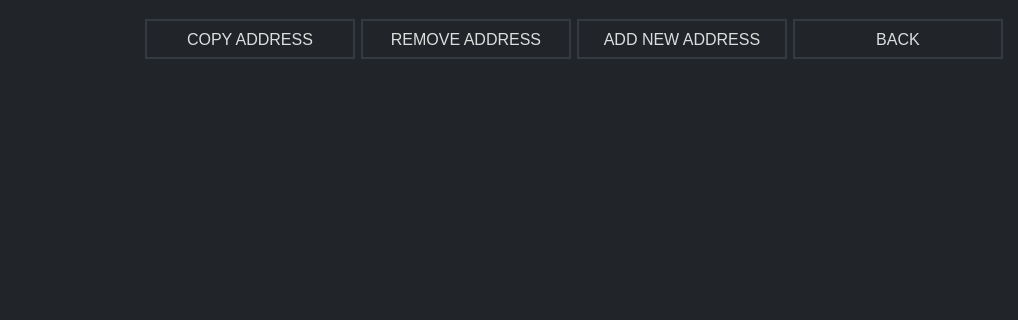
Above: src/gui/ui/addressbookframe.ui from ConcealNetwork/conceal-desktop before the change; both pictures show x 252 to 1270 and y 0 to 320 of the 1270 by 700 pixel window. Below: the same form after it.
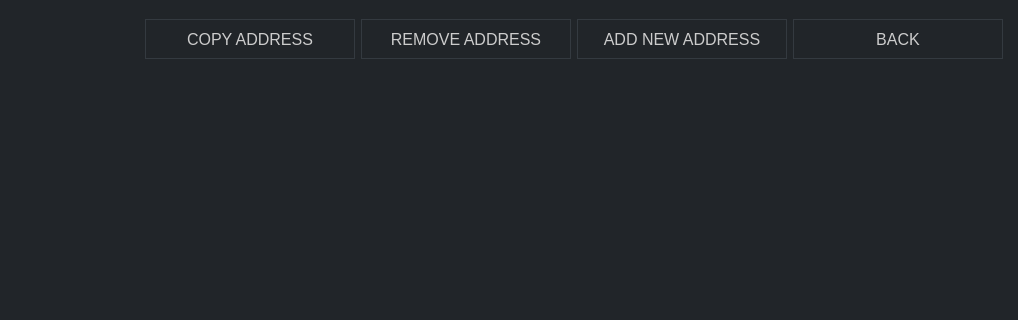
That is the form after the change.

Patch:
```diff
--- a/src/gui/ui/addressbookframe.ui
+++ b/src/gui/ui/addressbookframe.ui
@@ -110,7 +110,9 @@
         </font>
        </property>
        <property name="styleSheet">
-        <string notr="true">color: #ddd; border: 2px solid #343a40; font-size: 16px;</string>
+        <string notr="true">QPushButton#m_copyAddressButton {color: #ccc; border: 1px solid #343a40; font-size: 16px; background-color: #21259;}
+
+QPushButton#m_copyAddressButton:hover {color: #ddd; border: 2px solid #444; font-size: 16px; background-color: #21259;}</string>
        </property>
        <property name="text">
         <string>COPY ADDRESS</string>
@@ -140,7 +142,9 @@
         </font>
        </property>
        <property name="styleSheet">
-        <string notr="true">color: #ddd; border: 2px solid #343a40; font-size: 16px;</string>
+        <string notr="true">QPushButton#m_deleteAddressButton {color: #ccc; border: 1px solid #343a40; font-size: 16px; background-color: #21259;}
+
+QPushButton#m_deleteAddressButton:hover {color: #ddd; border: 2px solid #444; font-size: 16px; background-color: #21259;}</string>
        </property>
        <property name="text">
         <string>REMOVE ADDRESS</string>
@@ -167,7 +171,9 @@
         </font>
        </property>
        <property name="styleSheet">
-        <string notr="true">color: #ddd; border: 2px solid #343a40; font-size: 16px;</string>
+        <string notr="true">QPushButton#m_addAddressButton {color: #ccc; border: 1px solid #343a40; font-size: 16px; background-color: #21259;}
+
+QPushButton#m_addAddressButton:hover {color: #ddd; border: 2px solid #444; font-size: 16px; background-color: #21259;}</string>
        </property>
        <property name="text">
         <string>ADD NEW ADDRESS</string>
@@ -194,7 +200,9 @@
         </font>
        </property>
        <property name="styleSheet">
-        <string notr="true">color: #ddd; border: 2px solid #343a40; font-size: 16px;</string>
+        <string notr="true">QPushButton#m_backButton {color: #ccc; border: 1px solid #343a40; font-size: 16px; background-color: #21259;}
+
+QPushButton#m_backButton:hover {color: #ddd; border: 2px solid #444; font-size: 16px; background-color: #21259;}</string>
        </property>
        <property name="text">
         <string>BACK</string>
```
